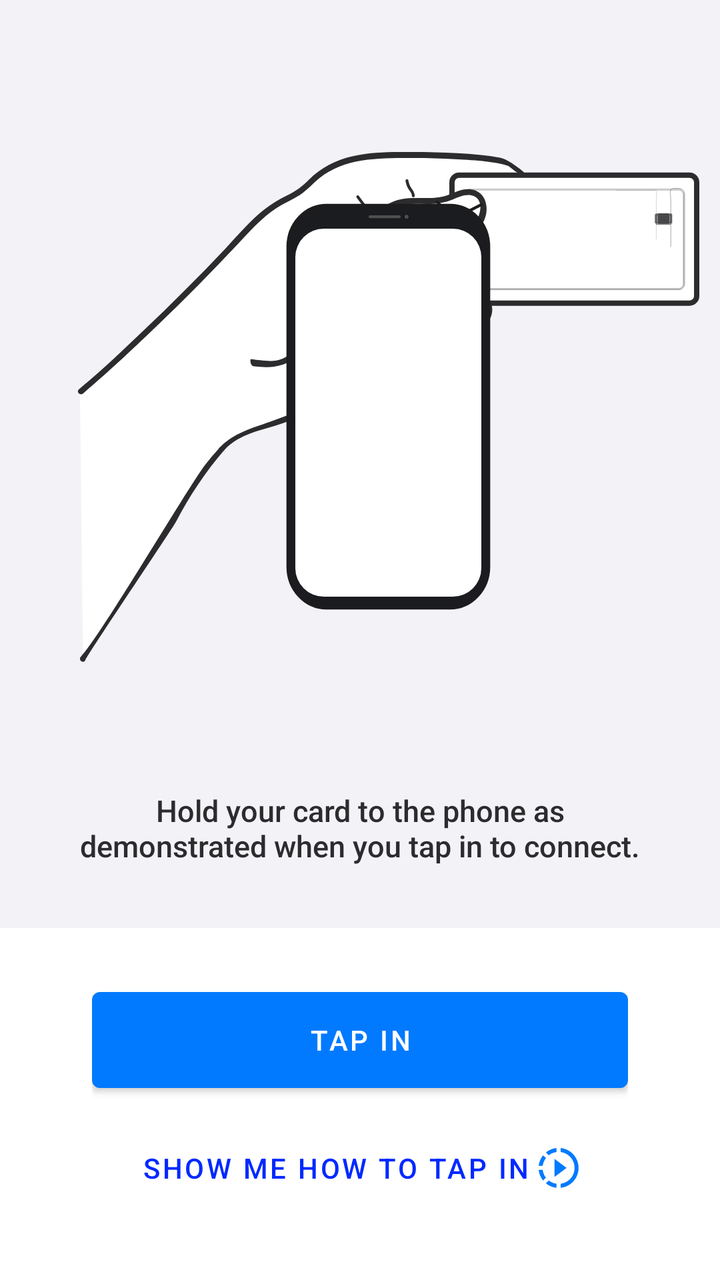
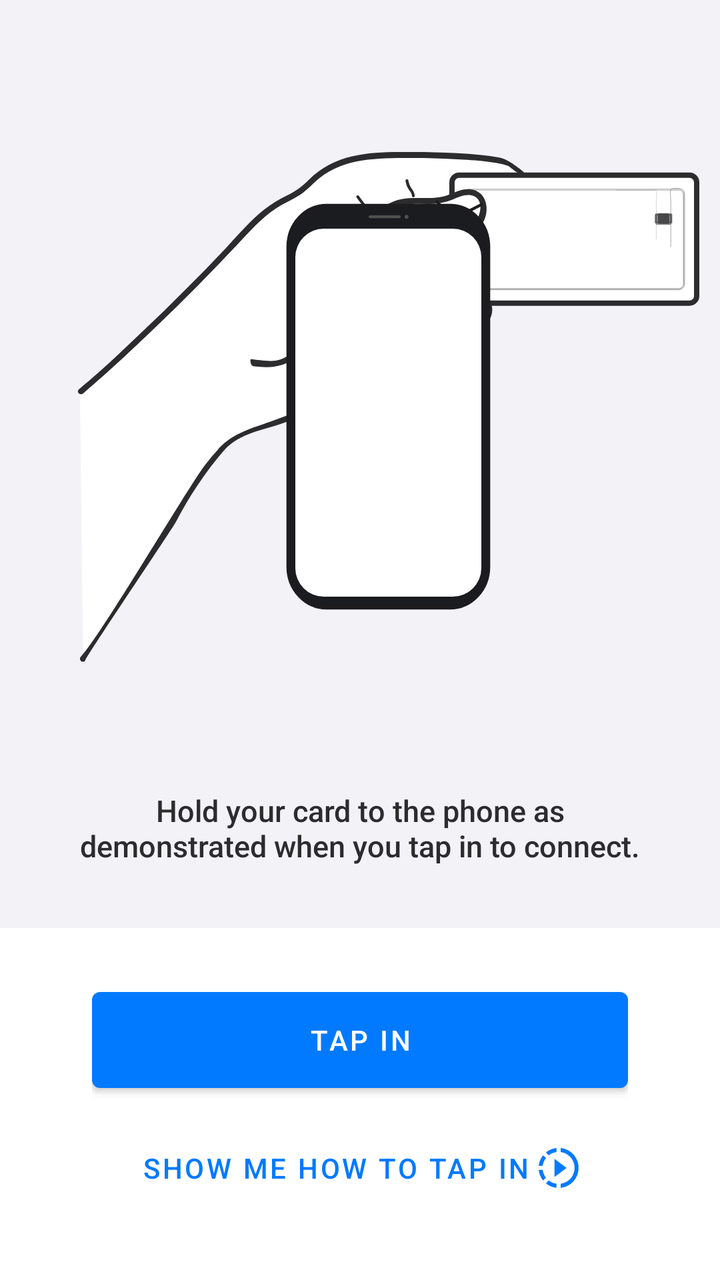

Screens rendered from an Android XML layout before and after an edit, with the pre-edit source and the edit as a unified diff.
<!-- AndroidManifest.xml: another module's application theme AppTheme -->
<!-- res/layout/tap_in_antena_location_known.xml -->
<?xml version="1.0" encoding="utf-8"?>
<androidx.constraintlayout.widget.ConstraintLayout xmlns:android="http://schemas.android.com/apk/res/android"
    xmlns:app="http://schemas.android.com/apk/res-auto"
    android:layout_width="match_parent"
    android:layout_height="match_parent">

    <FrameLayout
        android:id="@+id/flBackground"
        android:layout_width="match_parent"
        android:layout_height="0dp"
        android:background="@color/sdk_background"
        app:layout_constraintBottom_toTopOf="@+id/llButtonsContainer"
        app:layout_constraintTop_toTopOf="parent" />

    <androidx.appcompat.widget.AppCompatImageView
        android:id="@+id/imvHandWithCardH"
        android:layout_width="wrap_content"
        android:layout_height="wrap_content"
        app:layout_constraintBottom_toBottomOf="@+id/imvPhone"
        app:layout_constraintEnd_toEndOf="@+id/imvPhone"
        app:layout_constraintStart_toStartOf="@+id/imvPhone"
        app:layout_constraintTop_toTopOf="@+id/imvPhone"
        app:srcCompat="@drawable/hand_full_card_horizontal" />

    <androidx.appcompat.widget.AppCompatImageView
        android:id="@+id/imvPhone"
        android:layout_width="wrap_content"
        android:layout_height="wrap_content"
        android:layout_marginStart="28dp"
        app:layout_constraintBottom_toBottomOf="@+id/flBackground"
        app:layout_constraintEnd_toEndOf="parent"
        app:layout_constraintStart_toStartOf="parent"
        app:layout_constraintTop_toTopOf="@+id/flBackground"
        app:layout_constraintVertical_bias="0.39"
        app:srcCompat="@drawable/phone" />

    <TextView
        android:id="@+id/tvInfoMessage"
        android:layout_width="0dp"
        android:layout_height="@dimen/tap_in_info_message_height"
        android:layout_marginStart="32dp"
        android:layout_marginEnd="32dp"
        android:layout_marginBottom="20dp"
        android:fontFamily="sans-serif-medium"
        android:gravity="center"
        android:text="@string/tap_in_known_info_message"
        android:textColor="@color/sdk_text_primary"
        android:textSize="15sp"
        app:layout_constraintBottom_toTopOf="@+id/llButtonsContainer"
        app:layout_constraintEnd_toEndOf="parent"
        app:layout_constraintStart_toStartOf="parent" />


    <LinearLayout
        android:id="@+id/llButtonsContainer"
        android:layout_width="0dp"
        android:layout_height="wrap_content"
        android:orientation="vertical"
        android:paddingStart="@dimen/tap_in_buttons_container_padding_start_end"
        android:paddingTop="@dimen/tap_in_buttons_container_padding_top_bottom"
        android:paddingEnd="@dimen/tap_in_buttons_container_padding_start_end"
        android:paddingBottom="@dimen/tap_in_buttons_container_padding_top_bottom"
        app:layout_constraintBottom_toBottomOf="parent"
        app:layout_constraintEnd_toEndOf="parent"
        app:layout_constraintStart_toStartOf="parent">

        <com.google.android.material.button.MaterialButton
            android:id="@+id/btnTapIn"
            android:layout_width="match_parent"
            android:layout_height="wrap_content"
            android:insetTop="0dp"
            android:insetBottom="0dp"
            android:text="@string/tap_in_button" />

        <com.google.android.material.button.MaterialButton
            android:id="@+id/btnShowHowToTap"
            style="@style/SdkTextButtonStyle"
            android:layout_width="match_parent"
            android:layout_height="wrap_content"
            android:layout_marginTop="16dp"
            android:insetTop="0dp"
            android:insetBottom="0dp"
            android:text="@string/tap_in_known_show_how_tap_in_button"
            app:icon="@drawable/ic_how_to_play"
            app:iconGravity="textEnd" />

    </LinearLayout>

</androidx.constraintlayout.widget.ConstraintLayout>
<!-- resources referenced by this layout -->
<resources>
  <color name="sdk_background">#F2F2F7</color>
  <color name="sdk_text_primary">#2C2C2E</color>
  <dimen name="tap_in_buttons_container_padding_start_end">46dp</dimen>
  <dimen name="tap_in_buttons_container_padding_top_bottom">32dp</dimen>
  <dimen name="tap_in_info_message_height">60dp</dimen>
  <!-- drawable hand_full_card_horizontal: vector/xml drawable (drawable, 17855 chars, omitted) -->
  <!-- drawable ic_how_to_play (drawable) -->
  <vector xmlns:android="http://schemas.android.com/apk/res/android"
      android:width="20dp"
      android:height="20dp"
      android:viewportWidth="20"
      android:viewportHeight="20">
      <path
          android:fillColor="#000000"
          android:pathData="M11,7.74L7.95,5.45V14.45L11,12.16L13.95,9.95L11,7.74ZM11,7.74L7.95,5.45V14.45L11,12.16L13.95,9.95L11,7.74ZM11,7.74L7.95,5.45V14.45L11,12.16L13.95,9.95L11,7.74ZM8.95,2.02V0C6.94,0.2 5.11,1 3.63,2.21L5.05,3.64C6.16,2.78 7.49,2.2 8.95,2.02ZM3.64,5.05L2.21,3.63C1,5.11 0.2,6.94 0,8.95H2.02C2.2,7.49 2.78,6.16 3.64,5.05ZM2.02,10.95H0C0.2,12.96 1,14.79 2.21,16.27L3.64,14.84C2.78,13.74 2.2,12.41 2.02,10.95ZM3.63,17.69C5.11,18.9 6.95,19.7 8.95,19.9V17.88C7.49,17.7 6.16,17.12 5.05,16.26L3.63,17.69ZM19.95,9.95C19.95,15.11 16.03,19.37 11,19.9V17.88C14.92,17.36 17.95,14 17.95,9.95C17.95,5.9 14.92,2.54 11,2.02V0C16.03,0.53 19.95,4.79 19.95,9.95Z" />
  </vector>
  <!-- drawable phone: vector/xml drawable (drawable, 2190 chars, omitted) -->
  <string name="tap_in_button">Tap in</string>
  <string name="tap_in_known_info_message">Hold your card to the phone as demonstrated when you tap in to connect.</string>
  <string name="tap_in_known_show_how_tap_in_button">Show me how to tap in</string>
  <style name="SdkTextButtonStyle" parent="Widget.MaterialComponents.Button.TextButton">
          <item name="android:textColor">@color/button_text_text_color</item>
      </style>
  <style name="AppTheme" parent="Theme.MaterialComponents.Light.NoActionBar">
          
          <item name="colorPrimary">@color/colorPrimary</item>
          <item name="colorPrimaryDark">@color/colorPrimaryDark</item>
          <item name="colorAccent">@color/colorAccent</item>
          <item name="android:windowBackground">@android:color/background_light</item>
      </style>
  <color name="colorPrimary">#027aff</color>
  <color name="colorPrimaryDark">#027AFF</color>
  <color name="colorAccent">#027AFF</color>
</resources>

<!-- the commit's change to res/layout/tap_in_antena_location_known.xml (unified diff, before → after) -->
@@ -74,7 +74,7 @@
 
         <com.google.android.material.button.MaterialButton
             android:id="@+id/btnShowHowToTap"
-            style="@style/SdkTextButtonStyle"
+            style="@style/Widget.MaterialComponents.Button.TextButton"
             android:layout_width="match_parent"
             android:layout_height="wrap_content"
             android:layout_marginTop="16dp"
<!-- resource entries referenced after the edit -->
@@ -20,9 +20,6 @@
   <string name="tap_in_button">Tap in</string>
   <string name="tap_in_known_info_message">Hold your card to the phone as demonstrated when you tap in to connect.</string>
   <string name="tap_in_known_show_how_tap_in_button">Show me how to tap in</string>
-  <style name="SdkTextButtonStyle" parent="Widget.MaterialComponents.Button.TextButton">
-          <item name="android:textColor">@color/button_text_text_color</item>
-      </style>
   <style name="AppTheme" parent="Theme.MaterialComponents.Light.NoActionBar">
           
           <item name="colorPrimary">@color/colorPrimary</item>
